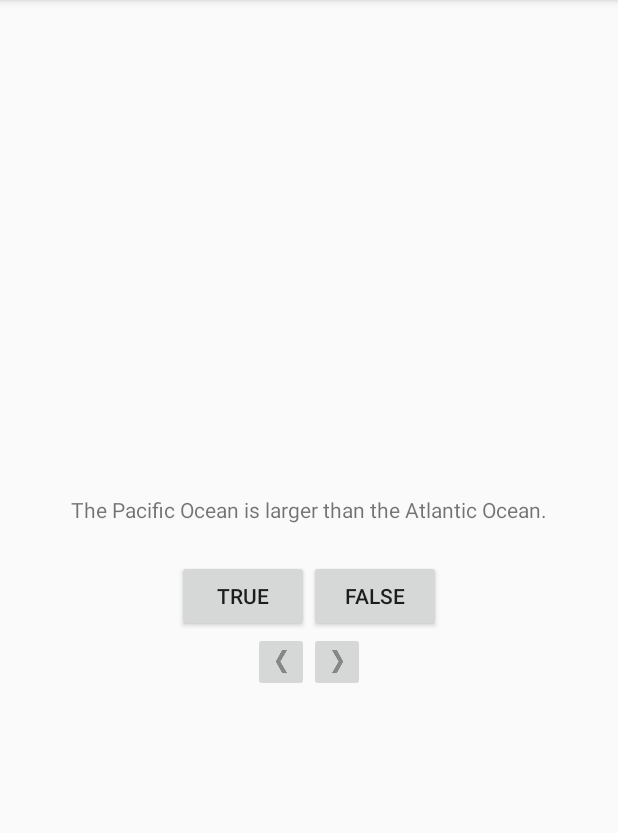
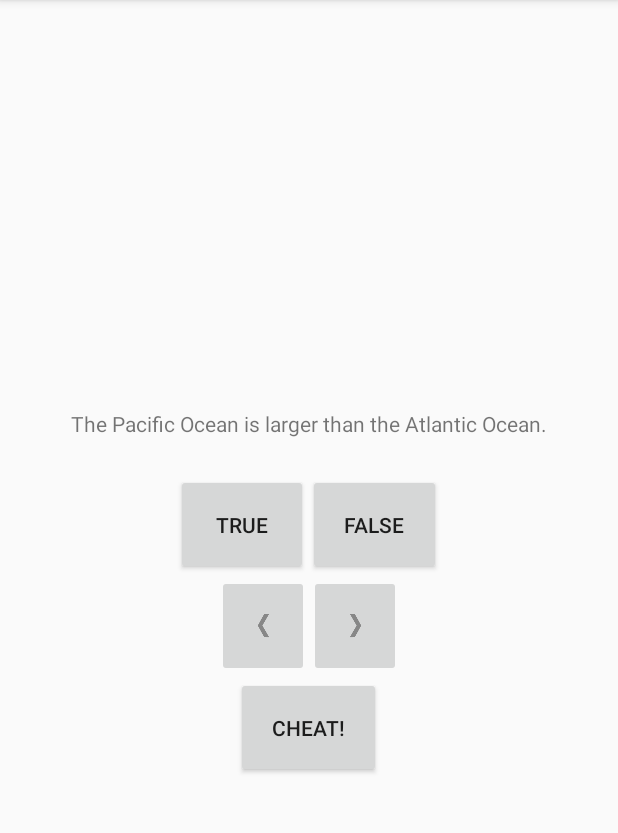
Before and after one commit to peterokwara/GeoQuiz, an Android app: the screen it shows after launch (QuizActivity), on a phone screen of 412 x 824 dp, the part 84-917 px from its top. Run offline under Robolectric (Android 15) with nearby library versions, the phone set to English and light mode, and no system bars.

Commit message:
Open a new activity, show answer when the show answer button is tapped

```diff
--- a/app/src/main/AndroidManifest.xml
+++ b/app/src/main/AndroidManifest.xml
@@ -15,6 +15,8 @@
                 <category android:name="android.intent.category.LAUNCHER"/>
             </intent-filter>
         </activity>
+        <activity android:name=".CheatActivity">
+        </activity>
     </application>
 
 </manifest>
--- a/app/src/main/java/com/example/peter/geoquiz/QuizActivity.java
+++ b/app/src/main/java/com/example/peter/geoquiz/QuizActivity.java
@@ -1,5 +1,7 @@
 package com.example.peter.geoquiz;
 
+import android.content.Context;
+import android.content.Intent;
 import android.support.v7.app.AppCompatActivity;
 import android.os.Bundle;
 import android.view.View;
@@ -15,6 +17,7 @@ public class QuizActivity extends AppCompatActivity {
     private ImageButton mNextButton;
     private ImageButton mPreviousButton;
     private TextView mQuestionTextView;
+    private Button mCheatButton;
 
     // Load the list of all the questions into an array
     private Question[] mQuestionBank = new Question[]{
@@ -48,19 +51,32 @@ public class QuizActivity extends AppCompatActivity {
         Toast.makeText(this, messageResId, Toast.LENGTH_SHORT).show();
     }
 
+
     @Override
     protected void onCreate(Bundle savedInstanceState) {
         super.onCreate(savedInstanceState);
         setContentView(R.layout.activity_quiz);
 
+        // Get references to the cheat button widget and add a listener to it
+        mCheatButton = (Button) findViewById(R.id.cheat_button);
+        mCheatButton.setOnClickListener(new View.OnClickListener() {
+            @Override
+            public void onClick(View view) {
+                // Start the cheat activity
+                boolean answerIsTrue = mQuestionBank[mCurrentIndex].isAnswerTrue();
+                Intent i =CheatActivity.newIntent(QuizActivity.this, answerIsTrue);
+                startActivity(i);
+            }
+        });
+
         // Get references to the text view widget and add a listener to it
         mQuestionTextView = (TextView) findViewById(R.id.question_text_view);
-        mQuestionTextView.setOnClickListener(new View.OnClickListener(){
+        mQuestionTextView.setOnClickListener(new View.OnClickListener() {
 
             @Override
             public void onClick(View view) {
                 // On toap, it moves to the next question
-                mCurrentIndex = (mCurrentIndex +1) % mQuestionBank.length;
+                mCurrentIndex = (mCurrentIndex + 1) % mQuestionBank.length;
                 updateQuestion();
             }
         });
@@ -79,7 +95,7 @@ public class QuizActivity extends AppCompatActivity {
 
         // Get references to the previous button widget and set up a listener
         mPreviousButton = (ImageButton) findViewById(R.id.previous_button);
-        mPreviousButton.setOnClickListener(new View.OnClickListener(){
+        mPreviousButton.setOnClickListener(new View.OnClickListener() {
 
             @Override
             public void onClick(View view) {
--- a/app/src/main/res/layout/activity_quiz.xml
+++ b/app/src/main/res/layout/activity_quiz.xml
@@ -23,13 +23,15 @@
             android:id="@+id/true_button"
             android:layout_width="wrap_content"
             android:layout_height="wrap_content"
-            android:text="@string/true_button"/>
+            android:text="@string/true_button"
+            android:padding="24dp"/>
 
         <Button
             android:id="@+id/false_button"
             android:layout_width="wrap_content"
             android:layout_height="wrap_content"
-            android:text="@string/false_button"/>
+            android:text="@string/false_button"
+            android:padding="24dp"/>
 
     </LinearLayout>
 
@@ -43,14 +45,23 @@
             android:id="@+id/previous_button"
             android:layout_width="wrap_content"
             android:layout_height="wrap_content"
+            android:padding="24dp"
             android:src="@drawable/arrow_left"/>
 
         <ImageButton
             android:id="@+id/next_button"
             android:layout_width="wrap_content"
             android:layout_height="wrap_content"
+            android:padding="24dp"
             android:src="@drawable/arrow_right"/>
 
     </LinearLayout>
 
+    <Button
+        android:id="@+id/cheat_button"
+        android:layout_width="wrap_content"
+        android:layout_height="wrap_content"
+        android:padding="24dp"
+        android:text="@string/cheat_button"/>
+
 </LinearLayout>
--- a/app/src/main/res/values/strings.xml
+++ b/app/src/main/res/values/strings.xml
@@ -21,4 +21,9 @@
         in Americas.</string>
     <string name="question_asia">Lake Baikal is the world\'s oldest and deepest
         fresh water lake</string>
+
+    <string name="warning_text">Are you sure you want to do this?</string>
+    <string name="show_answer_button">Show answer</string>
+    <string name="cheat_button">Cheat!</string>
+    <string name="judgement_toast">Cheating is wrong</string>
 </resources>
```
Also changed, not shown: app/src/main/java/com/example/peter/geoquiz/CheatActivity.java (added, +50 -0 lines), app/src/main/res/layout/activity_cheat.xml (added, +26 -0 lines).
